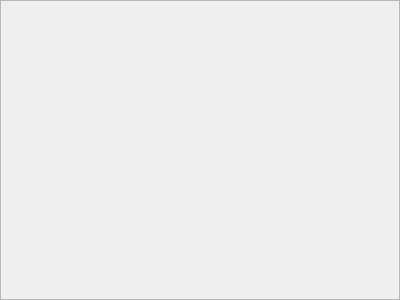
The window that src/ui/biblepassageframe.ui (metaxy/openBibleViewer) describes before a commit, drawn with Qt 5.
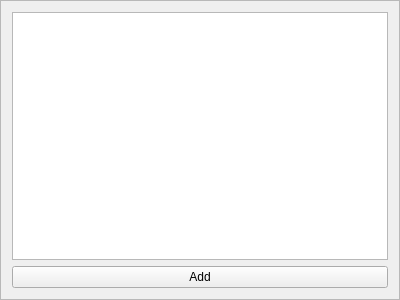
The same window after the commit.

```diff
--- a/src/ui/biblepassageframe.ui
+++ b/src/ui/biblepassageframe.ui
@@ -19,5 +19,27 @@
   <property name="windowTitle">
    <string>Frame</string>
   </property>
+  <property name="frameShape">
+   <enum>QFrame::StyledPanel</enum>
+  </property>
+  <property name="frameShadow">
+   <enum>QFrame::Raised</enum>
+  </property>
+  <layout class="QVBoxLayout" name="verticalLayout_2">
+   <item>
+    <layout class="QVBoxLayout" name="verticalLayout">
+     <item>
+      <widget class="QTreeView" name="treeView"/>
+     </item>
+     <item>
+      <widget class="QPushButton" name="pushButton_add">
+       <property name="text">
+        <string>Add</string>
+       </property>
+      </widget>
+     </item>
+    </layout>
+   </item>
+  </layout>
  </widget>
 </ui>
```
Left out of the diff: 10 changed lines with no effect on the pictures.
